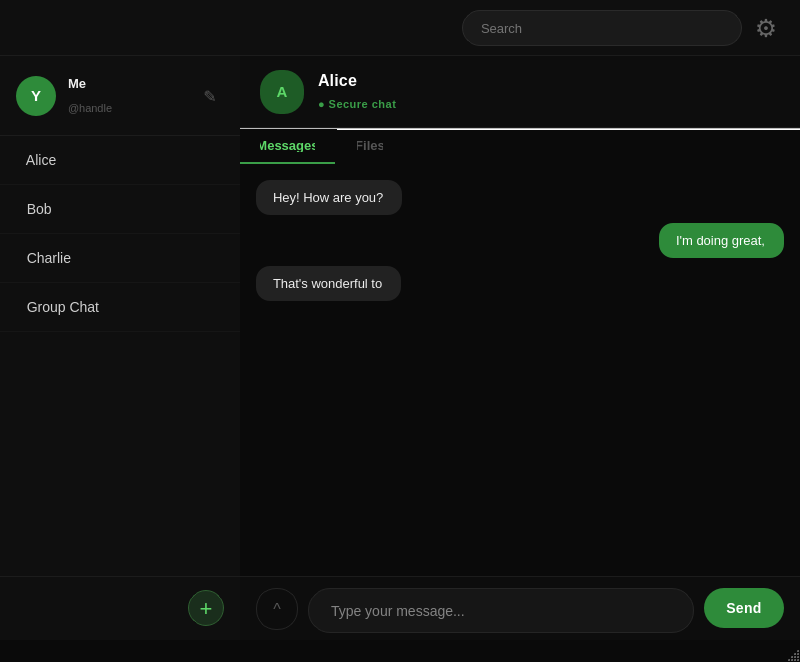
First picture: the form in Peer2Pear_QtProj/mainwindow.ui, repository zjones2142/Peer2Pear, before the edit.
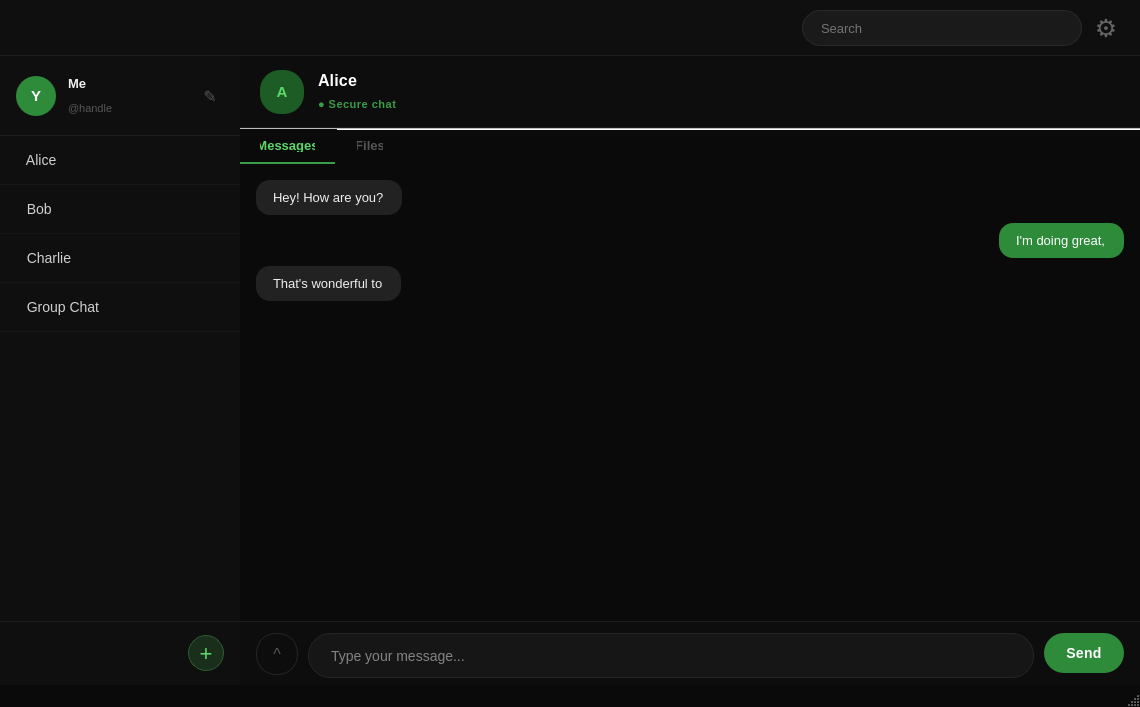
Second picture: the form after the edit.

What changed in the file:
```diff
--- a/Peer2Pear_QtProj/mainwindow.ui
+++ b/Peer2Pear_QtProj/mainwindow.ui
@@ -6,8 +6,8 @@
    <rect>
     <x>0</x>
     <y>0</y>
-    <width>800</width>
-    <height>662</height>
+    <width>1140</width>
+    <height>707</height>
    </rect>
   </property>
   <property name="minimumSize">
@@ -667,8 +667,8 @@
                         <rect>
                          <x>0</x>
                          <y>0</y>
-                         <width>560</width>
-                         <height>388</height>
+                         <width>900</width>
+                         <height>433</height>
                         </rect>
                        </property>
                        <property name="sizePolicy">
```
Left out of the diff: 6 changed lines with no effect on the pictures.
